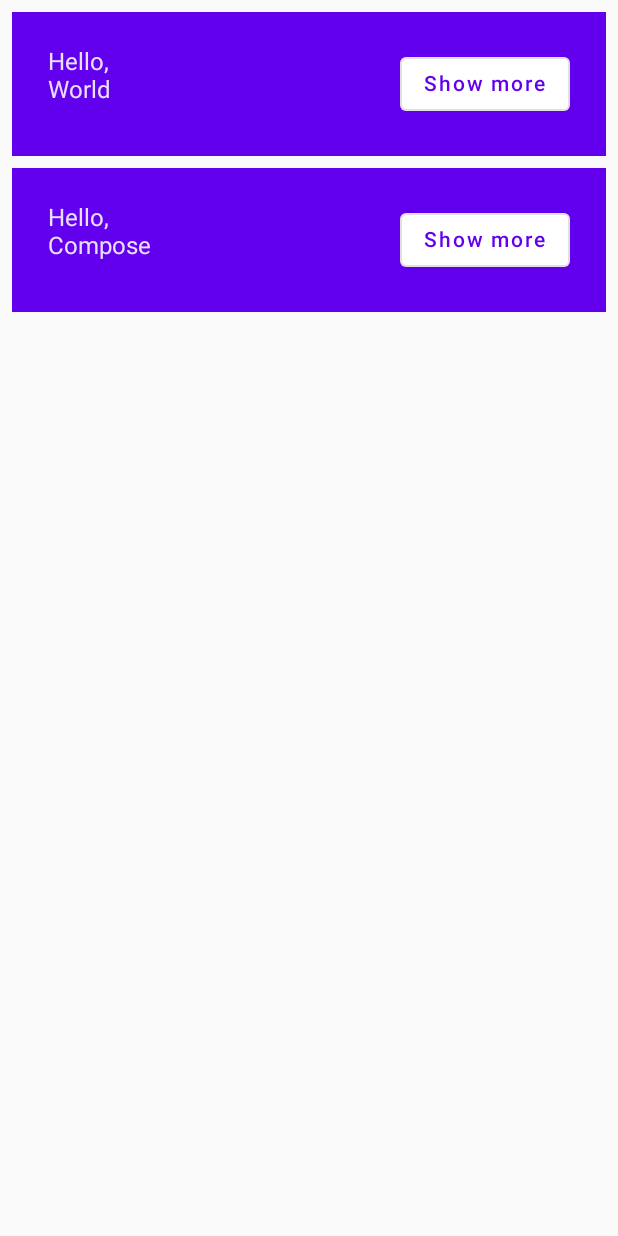
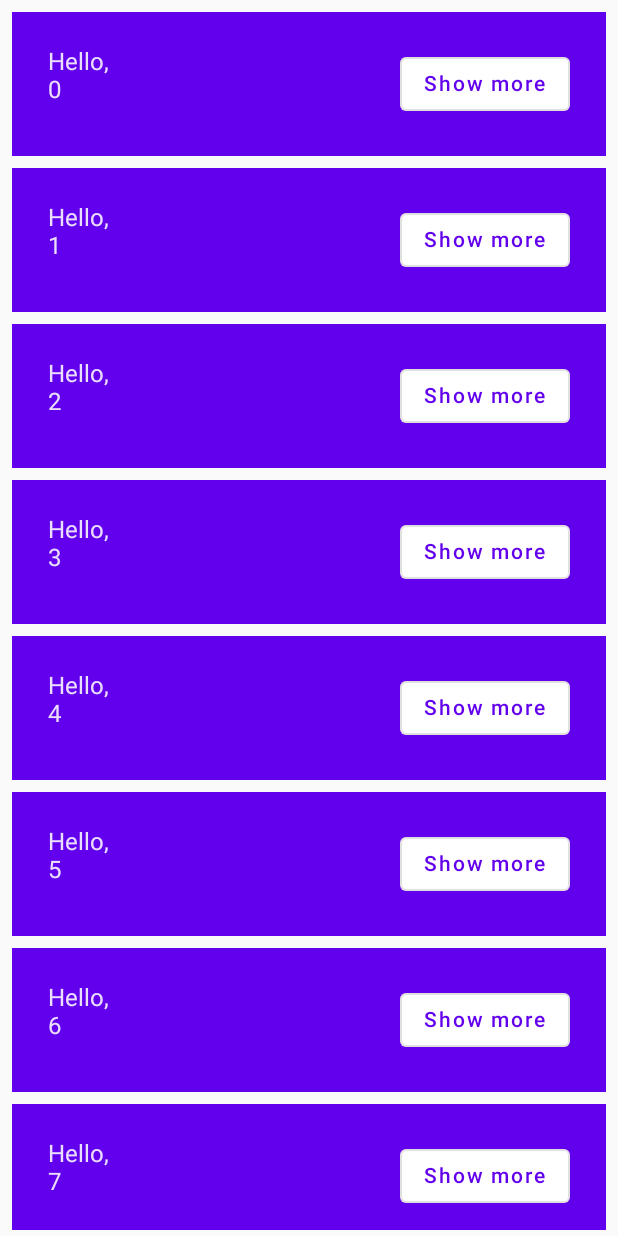
Before and after one commit to EleoXDA/JComposeBasics_KT, an Android app built with Jetpack Compose: the screen it shows after launch (MainActivity), after a tap on "Continue", on a phone screen of 412 x 824 dp. Run offline under Robolectric (Android 15) with nearby library versions, the phone set to English and light mode, and no system bars.

Commit message:
Increase number of columns using LazyColumns

```diff
--- a/app/src/main/java/eu/eleo/jcomposebasics/MainActivity.kt
+++ b/app/src/main/java/eu/eleo/jcomposebasics/MainActivity.kt
@@ -4,12 +4,10 @@ import android.os.Bundle
 import androidx.activity.ComponentActivity
 import androidx.activity.compose.setContent
 import androidx.compose.foundation.layout.*
+import androidx.compose.foundation.lazy.LazyColumn
+import androidx.compose.foundation.lazy.items
 import androidx.compose.material.*
-import androidx.compose.runtime.Composable
-import androidx.compose.runtime.getValue
-import androidx.compose.runtime.mutableStateOf
-import androidx.compose.runtime.remember
-import androidx.compose.runtime.setValue
+import androidx.compose.runtime.*
 import androidx.compose.ui.Alignment
 import androidx.compose.ui.Modifier
 import androidx.compose.ui.tooling.preview.Preview
@@ -67,9 +65,9 @@ fun OnboardingPreview() {
 }
 
 @Composable
-private fun Greetings(names: List<String> = listOf("World", "Compose")) {
-    Column(modifier = Modifier.padding(vertical = 4.dp)) {
-        for (name in names) {
+private fun Greetings(names: List<String> = List(1000) { "$it" } ) {
+    LazyColumn(modifier = Modifier.padding(vertical = 4.dp)) {
+        items(items =  names) { name ->
             Greeting(name = name)
         }
     }
```
